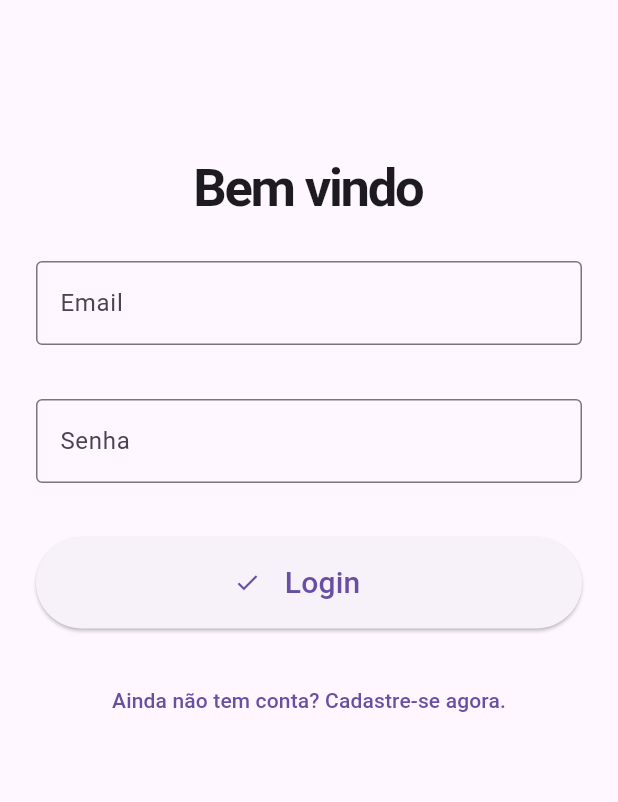
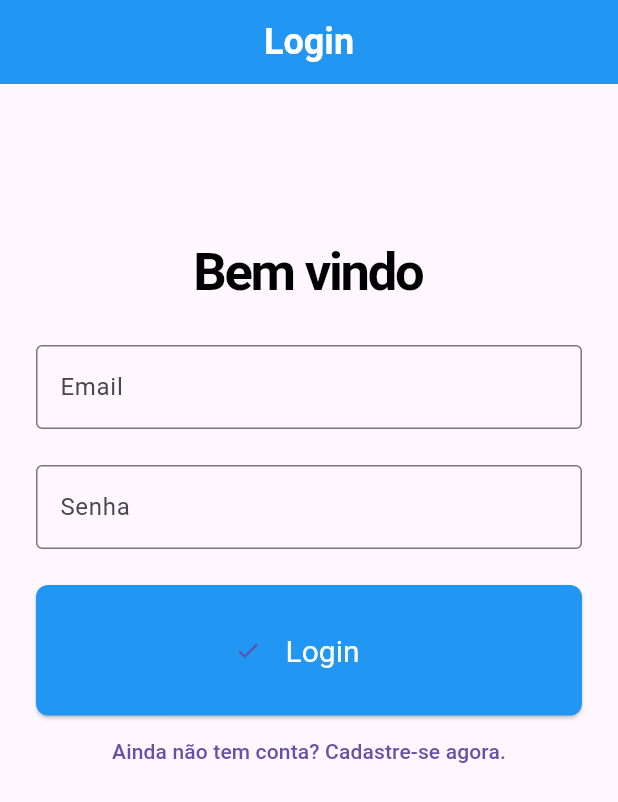
Before and after one commit to WellingtonADS/ideiacode_cadastro, a Flutter app: the screen it shows after launch, on a phone screen of 412 x 824 dp. Shown: the top 802 px of the screen. Run offline on Flutter 3.47's test engine with Material 3 defaults, Android fonts, the phone set to English and light mode, and no system bars; our stand-ins replace firebase_auth, firebase_core, logger, mask_text_input_formatter; accounts and stored records are empty; generated files the repository leaves out were written again.

Commit message:
Changes to be committed: 	modified:   lib/main.dart 	modified:   lib/screens/login_screen.dart

```diff
--- a/lib/main.dart
+++ b/lib/main.dart
@@ -27,7 +27,7 @@ void main() async {
 /// para os widgets filhos. Além disso, define o tema do aplicativo e define a
 /// tela inicial como [AuthCheck].
 class MyApp extends StatelessWidget {
-  const MyApp({Key? key}) : super(key: key);
+  const MyApp({super.key});
 
   @override
   Widget build(BuildContext context) {
--- a/lib/screens/login_screen.dart
+++ b/lib/screens/login_screen.dart
@@ -1,6 +1,6 @@
-
 import 'package:flutter/material.dart';
 import 'package:ideiacode_cadastro/services/auth_service.dart';
+import 'package:ideiacode_cadastro/styles/app_styles.dart';
 import 'package:provider/provider.dart';
 
 class LoginScreen extends StatefulWidget {
@@ -43,13 +43,13 @@ class LoginScreenState extends State<LoginScreen> {
   }
 
   Future<void> login() async {
-    if (!mounted) return; // Verifica se o widget ainda está montado
+    if (!mounted) return;
 
     setState(() => loading = true);
     try {
       await context.read<AuthService>().login(email.text, senha.text);
     } on AuthException catch (e) {
-      if (mounted) { // Verifica novamente antes de atualizar o estado
+      if (mounted) {
         setState(() => loading = false);
         ScaffoldMessenger.of(context).showSnackBar(SnackBar(content: Text(e.message)));
       }
@@ -66,13 +66,13 @@ class LoginScreenState extends State<LoginScreen> {
   }
 
   Future<void> registrar() async {
-    if (!mounted) return; // Verifica se o widget ainda está montado
+    if (!mounted) return;
 
     setState(() => loading = true);
     try {
       await context.read<AuthService>().registrar(email.text, senha.text);
     } on AuthException catch (e) {
-      if (mounted) { // Verifica novamente antes de atualizar o estado
+      if (mounted) {
         setState(() => loading = false);
         ScaffoldMessenger.of(context).showSnackBar(SnackBar(content: Text(e.message)));
       }
@@ -91,9 +91,16 @@ class LoginScreenState extends State<LoginScreen> {
   @override
   Widget build(BuildContext context) {
     return Scaffold(
+      appBar: AppBar(
+        title: const Text('Login'), // Título da AppBar
+        backgroundColor: AppStyles.primaryColor, // Cor de fundo da AppBar
+        centerTitle: true, // Centraliza o título da AppBar
+        titleTextStyle: AppStyles.appBarTheme.titleTextStyle, // Estilo do texto do título da AppBar
+        iconTheme: AppStyles.appBarTheme.iconTheme, // Estilo do ícone da AppBar
+      ),
       body: SingleChildScrollView(
         child: Padding(
-          padding: const EdgeInsets.only(top: 100),
+          padding: const EdgeInsets.only(top: 100, left: 24, right: 24),
           child: Form(
             key: formKey,
             child: Column(
@@ -101,14 +108,10 @@ class LoginScreenState extends State<LoginScreen> {
               children: [
                 Text(
                   titulo,
-                  style: const TextStyle(
-                    fontSize: 35,
-                    fontWeight: FontWeight.bold,
-                    letterSpacing: -1.5,
-                  ),
+                  style: AppStyles.titleTextStyle.copyWith(fontSize: 35, letterSpacing: -1.5),
                 ),
                 Padding(
-                  padding: const EdgeInsets.all(24),
+                  padding: const EdgeInsets.symmetric(vertical: 24.0),
                   child: TextFormField(
                     controller: email,
                     decoration: const InputDecoration(
@@ -125,7 +128,7 @@ class LoginScreenState extends State<LoginScreen> {
                   ),
                 ),
                 Padding(
-                  padding: const EdgeInsets.symmetric(vertical: 12.0, horizontal: 24.0),
+                  padding: const EdgeInsets.only(bottom: 24.0),
                   child: TextFormField(
                     controller: senha,
                     obscureText: true,
@@ -143,9 +146,16 @@ class LoginScreenState extends State<LoginScreen> {
                     },
                   ),
                 ),
-                Padding(
-                  padding: const EdgeInsets.all(24.0),
-                  child: ElevatedButton(
+                ElevatedButton(
+                  style: ElevatedButton.styleFrom(
+                    minimumSize: const Size(double.infinity, 50), // Definindo o tamanho mínimo do botão
+                    textStyle: AppStyles.buttonTextStyle, // Estilo de texto definido em AppStyles
+                    padding: const EdgeInsets.all(16), // Espaçamento interno do botão
+                    shape: RoundedRectangleBorder(
+                      borderRadius: BorderRadius.circular(8), // Borda arredondada do botão
+                    ),
+                    backgroundColor: AppStyles.primaryColor, // Cor de fundo do botão
+                  ),
                   onPressed: () {
                     if (formKey.currentState!.validate()) {
                       if (isLogin) {
@@ -176,11 +186,10 @@ class LoginScreenState extends State<LoginScreen> {
                               padding: const EdgeInsets.all(16.0),
                               child: Text(
                                 actionButton,
-                                  style: const TextStyle(fontSize: 20),
+                                style: AppStyles.buttonTextStyle.copyWith(fontSize: 20),
                               ),
                             ),
                           ],
-                    ),
                   ),
                 ),
                 TextButton(
```
Lines whose indentation alone changed are shown as unchanged.
